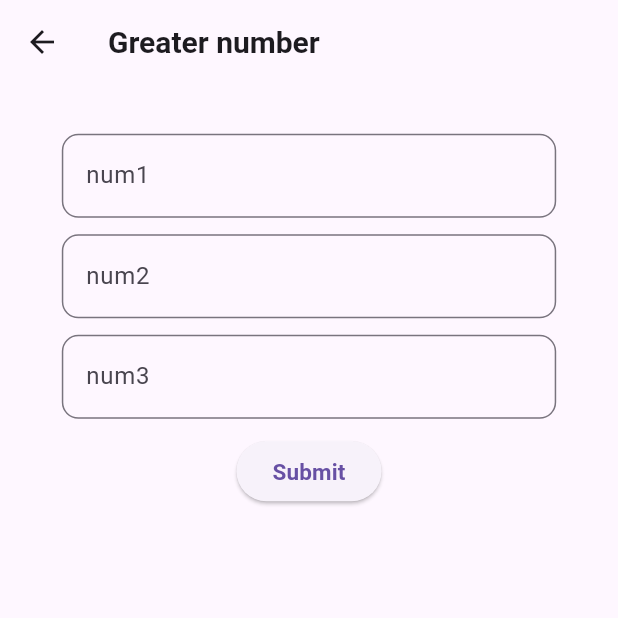
After one commit to Chandera-Raghav/calculet_multi_task, a Flutter app: the GreaterNumberPage screen opened directly, on a phone screen of 412 x 824 dp, the top half of it. The commit adds this screen. Run offline on Flutter 3.47's test engine with Material 3 defaults, Android fonts, the light colour scheme and no system bars.

Commit message:
functionalism Odd/Even & Greater number operate

```diff
--- a/lib/data/remote/ui_helper.dart
+++ b/lib/data/remote/ui_helper.dart
@@ -22,3 +22,29 @@ dynamic divOperation(num numberOne, num numberTwo){
   num div = numberOne / numberTwo;
   return div;
 }
+String oddEvenNumber(int number){
+  String result;
+  if((number % 2) == 0){
+    result = "This is Even number : ${number}";
+  }else{
+    result = "This is Odd number : ${number}";
+  }
+  return result;
+}
+String greaterNumber(int numOne, int numTwo, int numThree){
+  String result;
+  if((numOne != null) && (numThree != null) && (numTwo != null)) {
+    if ((numOne > numTwo) && (numOne > numThree)) {
+      result = "This is GreaterThen number of : ${numOne}";
+    } else if ((numTwo > numOne) && (numTwo > numThree)) {
+      result = "This is GreaterThen number of : ${numTwo}";
+    } else if ((numThree > numOne) && (numThree > numTwo)) {
+      result = "This is GreaterThen number of : ${numThree}";
+    } else {
+      result = "This is not any number of greater";
+    }
+  }else{
+    result = "file the All Number Complete";
+  }
+  return result;
+}
--- a/lib/main.dart
+++ b/lib/main.dart
@@ -1,5 +1,7 @@
 import 'package:calculet_task/local/page_model.dart';
+import 'package:calculet_task/ui/greater_number_page.dart';
 import 'package:calculet_task/ui/multi_calculation_page.dart';
+import 'package:calculet_task/ui/odd_even_number_page.dart';
 import 'package:calculet_task/ui/simple_calculation_page.dart';
 import 'package:flutter/material.dart';
 
@@ -33,7 +35,9 @@ class _MyHomePageState extends State<MyHomePage> {
           pageName: "Simple Calculation",
           superKey: const SimpleCalculationPage()),
       PageModel(
-          pageName: "Multi calculation", superKey: const MultiCalculationPage())
+          pageName: "Multi calculation", superKey: const MultiCalculationPage()),
+      PageModel(pageName: "OddEven Number", superKey: const OddEvenNumberPage()),
+      PageModel(pageName: "Check the Greater", superKey: const GreaterNumberPage())
     ];
     return Scaffold(
       appBar: AppBar(
--- /dev/null
+++ b/lib/ui/greater_number_page.dart
@@ -0,0 +1,74 @@
+import 'package:calculet_task/data/remote/ui_helper.dart';
+import 'package:flutter/material.dart';
+import 'package:flutter/services.dart';
+
+class GreaterNumberPage extends StatefulWidget{
+  const GreaterNumberPage({super.key});
+
+  @override
+  State<StatefulWidget> createState() => _GreaterNumberPageState();
+}
+
+class _GreaterNumberPageState extends State<GreaterNumberPage>{
+  TextEditingController numberOneController = TextEditingController();
+  TextEditingController numberTwoController = TextEditingController();
+  TextEditingController numberThreeController = TextEditingController();
+  String? result;
+  @override
+  Widget build(BuildContext context) {
+    return Scaffold(
+      appBar: AppBar(title: const Text("Greater number", style: TextStyle(fontSize: 20, fontWeight: FontWeight.bold),),),
+      body: Center(child: SizedBox(
+        width: MediaQuery.of(context).size.width*0.80,
+        height: MediaQuery.of(context).size.height*0.90,
+        child: Column(children: [
+          mSpacer(mHeight: 20),
+          TextField(
+            inputFormatters: [LengthLimitingTextInputFormatter(10)],
+            controller: numberOneController,
+            keyboardType: TextInputType.number,
+            decoration: InputDecoration(
+              label: const Text("num1"),
+              hintText: "123",
+              border: OutlineInputBorder(
+                  borderRadius: BorderRadius.circular(11.0)
+              ),
+            )
+          ),
+          mSpacer(mHeight: 11.0),
+          TextField(
+              inputFormatters: [LengthLimitingTextInputFormatter(10)],
+              controller: numberTwoController,
+              keyboardType: TextInputType.number,
+              decoration: InputDecoration(
+                label: const Text("num2"),
+                hintText: "123",
+                border: OutlineInputBorder(
+                    borderRadius: BorderRadius.circular(11.0)
+                ),
+              )
+          ),
+          mSpacer(mHeight: 11.0),
+          TextField(
+              inputFormatters: [LengthLimitingTextInputFormatter(10)],
+              controller: numberThreeController,
+              keyboardType: TextInputType.number,
+              decoration: InputDecoration(
+                label: const Text("num3"),
+                hintText: "123",
+                border: OutlineInputBorder(
+                    borderRadius: BorderRadius.circular(11.0)
+                ),
+              )
+          ),
+          mSpacer(mHeight: 11.0),
+          ElevatedButton(onPressed: (){
+            result = greaterNumber(int.parse(numberOneController.text), int.parse(numberTwoController.text), int.parse(numberThreeController.text));
+            setState(() {});
+          }, child: const Text("Submit", style: TextStyle(fontWeight: FontWeight.bold,fontSize: 15),)),
+          mSpacer(mHeight: 11.0),
+          Text("${result ?? ''}")
+        ],),),),
+    );
+  }
+}
--- a/lib/ui/multi_calculation_page.dart
+++ b/lib/ui/multi_calculation_page.dart
@@ -30,6 +30,7 @@ class _MultiCalculatioinPageState extends State<MultiCalculationPage> {
             width: MediaQuery.of(context).size.width*0.80,
         child: Column(
           children: [
+            mSpacer(mHeight: 20.0),
             TextField(
               inputFormatters: [LengthLimitingTextInputFormatter(10)],
               controller: numberOneController,
```
Also changed, not shown: lib/ui/odd_even_number_page.dart (added, +54 -0 lines).
